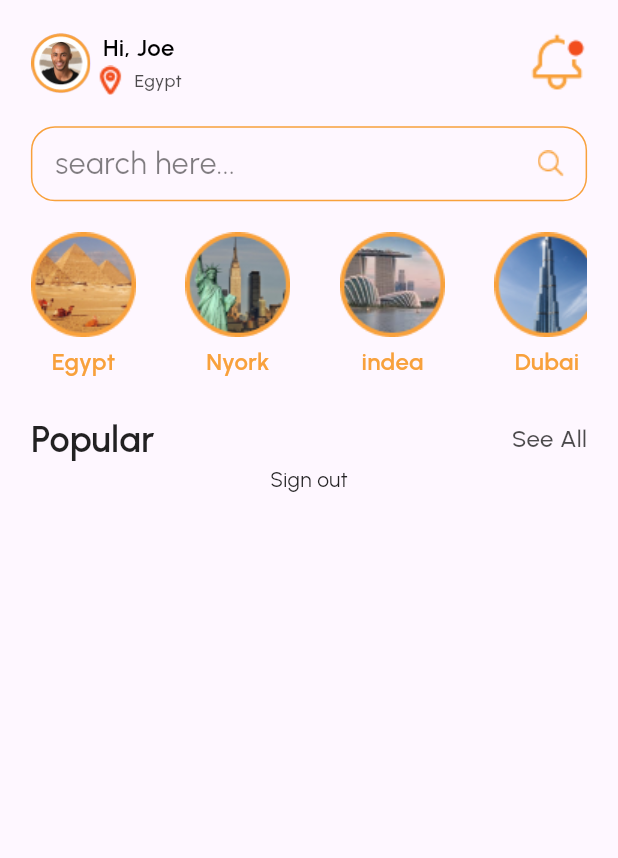
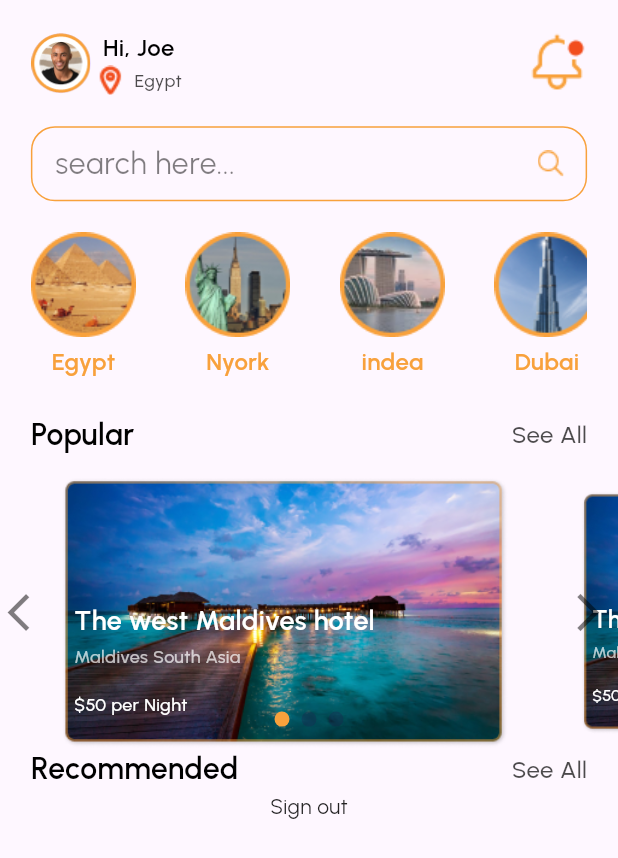
Before and after one commit to esraammosaad/booking-hotels, a Flutter app: the HomeView screen opened by its route, on a phone screen of 412 x 824 dp. Shown: the top 858 px of the screen. Run offline on Flutter 3.47's test engine with Material 2 defaults, Android fonts, the phone set to English and light mode, and no system bars; drawn by our look-alikes of card_swiper; our stand-ins replace awesome_dialog, bloc, firebase_auth, firebase_core, flutter_bloc, font_awesome_flutter and 6 more; accounts and stored records are empty.

Commit message:
build slider

```diff
--- /dev/null
+++ b/lib/features/home/presentation/views/widgets/custom_slide_item.dart
@@ -0,0 +1,55 @@
+import 'package:flutter/material.dart';
+import '../../../../../core/utils/styles.dart';
+import '../../../../../generated/assets.dart';
+
+class CustomSlideItem extends StatelessWidget {
+  const CustomSlideItem({
+    super.key,
+  });
+
+  @override
+  Widget build(BuildContext context) {
+    return Stack(
+      children: [
+        Image.asset(
+          Assets.imagesSlide,
+          fit: BoxFit.fill,
+        ),
+        Padding(
+          padding: EdgeInsets.only(
+            left: MediaQuery.of(context).size.width * 0.02,
+            top: MediaQuery.of(context).size.height * 0.1,
+          ),
+          child: Column(
+            crossAxisAlignment: CrossAxisAlignment.start,
+            children: [
+              Text(
+                "The west Maldives hotel",
+                style: Styles.textStyle18.copyWith(
+                  color: Colors.white,
+                  fontWeight: FontWeight.w600,
+                ),
+              ),
+              const SizedBox(
+                height: 2,
+              ),
+              Text(
+                "Maldives South Asia",
+                style: Styles.textStyle12.copyWith(
+                  color: Colors.white.withOpacity(0.7),
+                ),
+              ),
+              const SizedBox(
+                height: 15,
+              ),
+              Text(
+                "\$50 per Night",
+                style: Styles.textStyle12.copyWith(color: Colors.white),
+              ),
+            ],
+          ),
+        )
+      ],
+    );
+  }
+}
--- /dev/null
+++ b/lib/features/home/presentation/views/widgets/custom_slider.dart
@@ -0,0 +1,36 @@
+import 'package:card_swiper/card_swiper.dart';
+import 'package:flutter/material.dart';
+import '../../../../../constants.dart';
+import 'custom_slide_item.dart';
+
+class CustomSlider extends StatelessWidget {
+  const CustomSlider({
+    super.key,
+  });
+
+  @override
+  Widget build(BuildContext context) {
+    return SizedBox(
+      height: 180,
+      child: Swiper(
+        itemBuilder: (BuildContext context, int index) {
+          return const CustomSlideItem();
+        },
+        itemCount: 3,
+        viewportFraction: 0.8,
+        scale: 0.9,
+        indicatorLayout: PageIndicatorLayout.SCALE,
+        pagination: SwiperPagination(
+          alignment: Alignment.bottomCenter,
+          builder: DotSwiperPaginationBuilder(
+              space: 4,
+              color: const Color(0xff1E1E1E4D).withOpacity(0.3),
+              activeColor: kPrimaryColor),
+        ),
+        control: SwiperControl(
+          color: Colors.black.withOpacity(0.5),
+        ),
+      ),
+    );
+  }
+}
--- a/lib/features/home/presentation/views/widgets/custom_title.dart
+++ b/lib/features/home/presentation/views/widgets/custom_title.dart
@@ -20,7 +20,13 @@ class CustomTitle extends StatelessWidget {
       child: Row(
         mainAxisAlignment: MainAxisAlignment.spaceBetween,
         children: [
-          Text(title, style: Styles.textStyle24),
+          Text(
+            title,
+            style: Styles.textStyle20.copyWith(
+              color: Colors.black,
+              fontWeight: FontWeight.w600,
+            ),
+          ),
           GestureDetector(
             onTap: () {},
             child: Text(
--- a/lib/features/home/presentation/views/widgets/home_view_body.dart
+++ b/lib/features/home/presentation/views/widgets/home_view_body.dart
@@ -9,6 +9,7 @@ import '../../../../../generated/assets.dart';
 import '../../../data/models/country_model.dart';
 import 'custom_list_view_item.dart';
 import 'custom_search_bar.dart';
+import 'custom_slider.dart';
 import 'custom_title.dart';
 
 class HomeViewBody extends StatefulWidget {
@@ -52,6 +53,11 @@ class _HomeViewBodyState extends State<HomeViewBody> {
           ),
         ),
         const CustomTitle(title: "Popular", seeAll: "See All"),
+        const SizedBox(
+          height: 14,
+        ),
+        const CustomSlider(),
+        const CustomTitle(title: "Recommended", seeAll: "See All"),
         Center(
           child: GestureDetector(
             onTap: () async {
--- a/pubspec.yaml
+++ b/pubspec.yaml
@@ -48,6 +48,7 @@ dependencies:
   flutter_facebook_auth: ^6.0.2
   awesome_dialog: ^3.1.0
   image_picker: ^1.0.4
+  card_swiper: ^3.0.1
 
 dev_dependencies:
   flutter_test:
```
Also changed, not shown: assets/images/slide.png (added), lib/generated/assets.dart, pubspec.lock.
